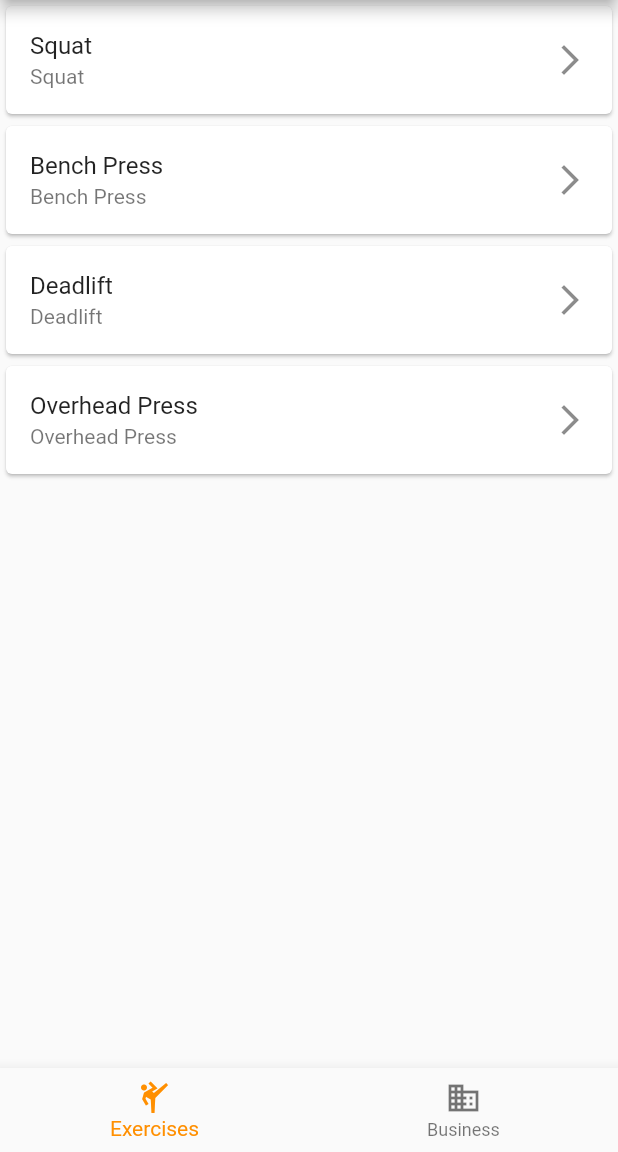
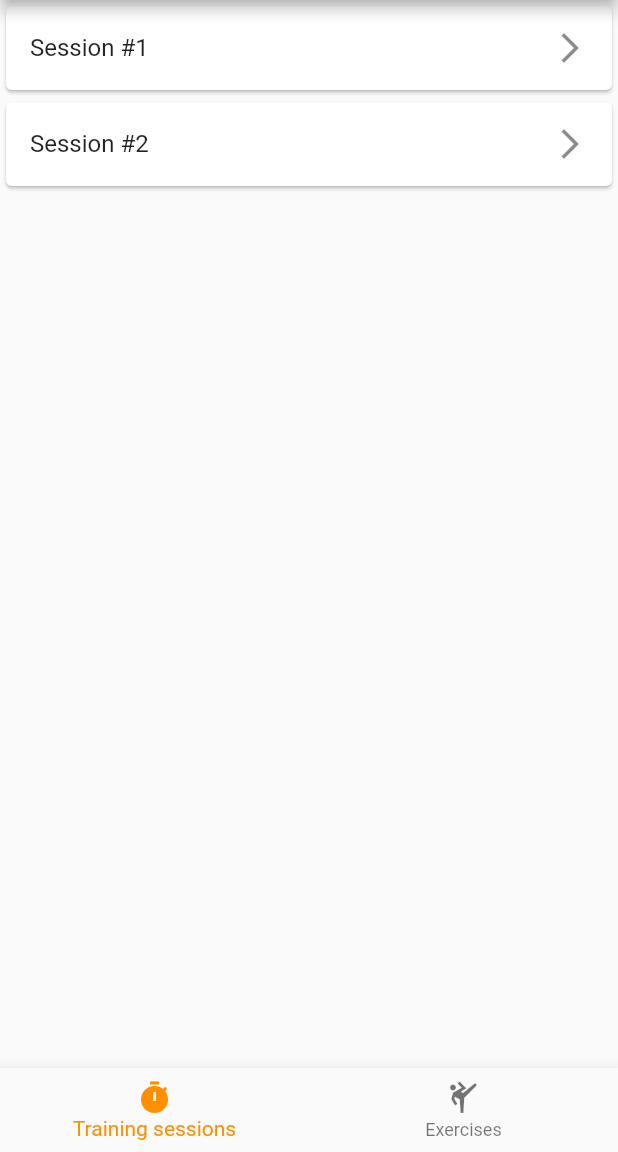
Before and after one commit to dmitrii-cernev/Seqxercise, a Flutter app: the screen it shows after launch, on a phone screen of 412 x 824 dp, the part 84-1236 px from its top. Run offline on Flutter 3.47's test engine with Material 2 defaults, Android fonts, the phone set to English and light mode, and no system bars.

Commit message:
introduce training_session_screen

```diff
--- a/lib/main.dart
+++ b/lib/main.dart
@@ -1,5 +1,6 @@
 import 'package:flutter/material.dart';
 import 'package:seqxercise/screen/exercise_screen.dart';
+import 'package:seqxercise/screen/training_session_screen.dart';
 
 void main() {
   runApp(const MyApp());
@@ -28,15 +29,11 @@ class MyStatefulWidget extends StatefulWidget {
 
 class _MyStatefulWidgetState extends State<MyStatefulWidget> {
   int _selectedIndex = 0;
-  static const TextStyle optionStyle =
-      TextStyle(fontSize: 30, fontWeight: FontWeight.bold);
   static var exerciseScreen = const ExerciseScreen();
+  static var trainingSessionScreen = const TrainingSessionScreen();
   static final List<Widget> _widgetOptions = <Widget>[
+    trainingSessionScreen,
     exerciseScreen,
-    const Text(
-      'Index 1',
-      style: optionStyle,
-    ),
   ];
 
   @override
@@ -51,10 +48,11 @@ class _MyStatefulWidgetState extends State<MyStatefulWidget> {
       bottomNavigationBar: BottomNavigationBar(
         items: const <BottomNavigationBarItem>[
           BottomNavigationBarItem(
+              icon: Icon(Icons.timer), label: 'Training sessions'),
+          BottomNavigationBarItem(
             icon: Icon(Icons.sports_martial_arts),
             label: 'Exercises',
           ),
-          BottomNavigationBarItem(icon: Icon(Icons.business), label: 'Business')
         ],
         currentIndex: _selectedIndex,
         selectedItemColor: Colors.amber[800],
--- /dev/null
+++ b/lib/screen/training_session_screen.dart
@@ -0,0 +1,51 @@
+import 'package:flutter/material.dart';
+
+import '../model/exercise_unit.dart';
+import '../model/trainingSession.dart';
+
+class TrainingSessionScreen extends StatelessWidget {
+  const TrainingSessionScreen({Key? key}) : super(key: key);
+
+  @override
+  Widget build(BuildContext context) {
+    return Scaffold(
+      body: Center(
+        child: getListViewWidget(),
+      ),
+    );
+  }
+}
+
+ListView getListViewWidget() {
+  return ListView.builder(
+    itemCount: getTrainingSessions().length,
+    itemBuilder: (context, index) {
+      return Card(
+        child: ListTile(
+          title: Text(getTrainingSessions()[index].name),
+          trailing: const Icon(Icons.arrow_forward_ios),
+          onTap: () {
+            debugPrint('${getTrainingSessions()[index].name} was tapped');
+          },
+        ),
+      );
+    },
+  );
+}
+
+List<TrainingSession> getTrainingSessions() {
+  return [
+    TrainingSession(name: 'Session #1', exercises: [
+      ExerciseUnit(name: 'Squat', description: 'Squat', leadTime: 10),
+      ExerciseUnit(
+          name: 'Bench Press', description: 'Bench Press', leadTime: 10),
+      ExerciseUnit(name: 'Deadlift', description: 'Deadlift', leadTime: 10),
+    ]),
+    TrainingSession(name: 'Session #2', exercises: [
+      ExerciseUnit(name: 'Squat', description: 'Squat', leadTime: 10),
+      ExerciseUnit(
+          name: 'Dumbel Press', description: 'Dumbel Press', leadTime: 10),
+      ExerciseUnit(name: 'Deadlift', description: 'Deadlift', leadTime: 10),
+    ]),
+  ];
+}
```
